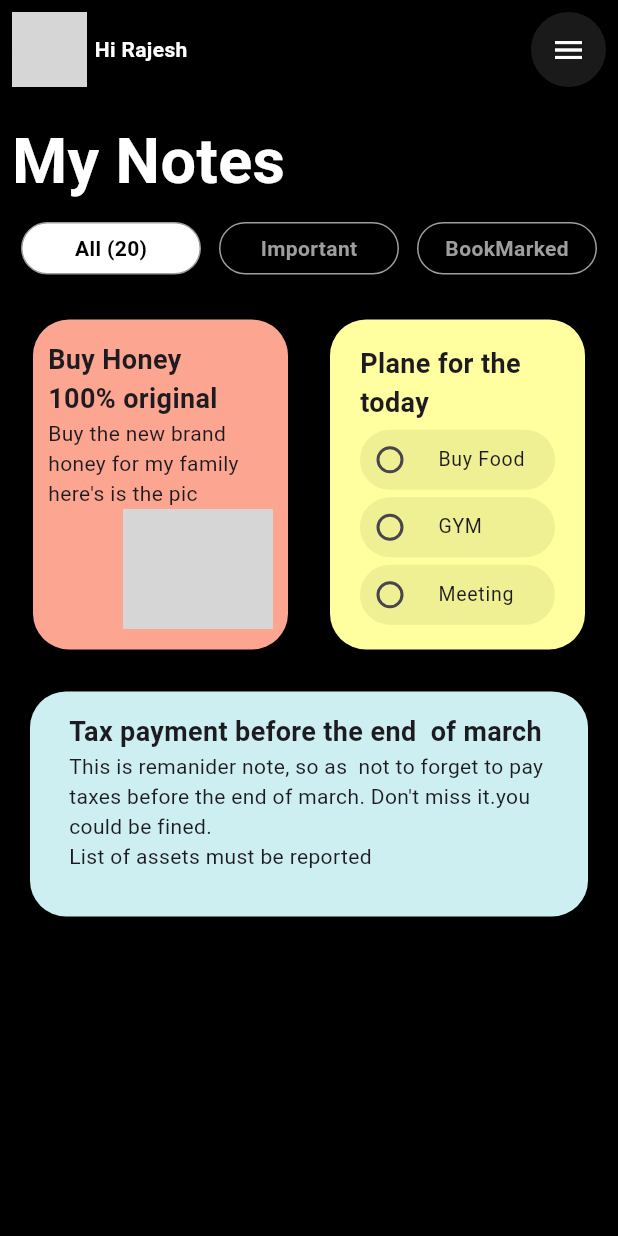
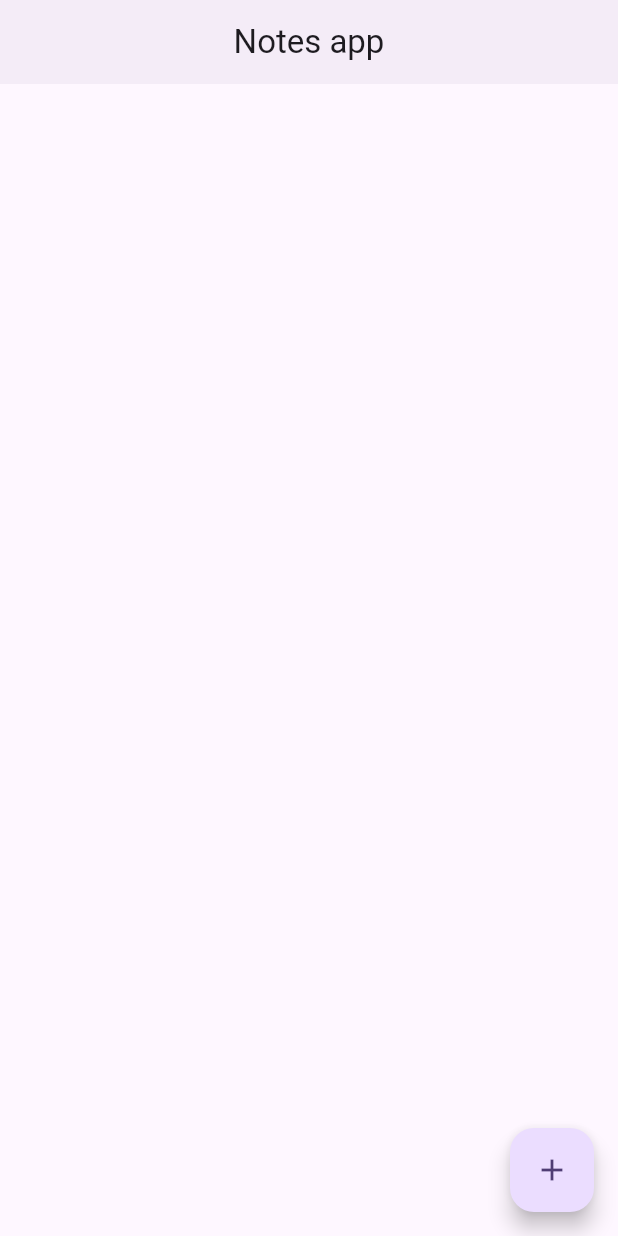
Before and after one commit to RAJESH-540/flutter_notes_app, a Flutter app: the screen it shows after launch, on a phone screen of 412 x 824 dp. Run offline on Flutter 3.47's test engine with Material 3 defaults, Android fonts, the phone set to English and light mode, and no system bars; our stand-ins replace sqflite; accounts and stored records are empty; grey boxes are pictures that could not be loaded.

Commit message:
add database with update delete or add data

```diff
--- /dev/null
+++ b/lib/models/notes_model.dart
@@ -0,0 +1,24 @@
+import 'package:notes_app/data/db_helper.dart';
+
+class NotesModel {
+  int? id;
+  String title;
+  String desc;
+
+  NotesModel({this.id, required this.title, required this.desc});
+
+  factory NotesModel.fromMap(Map<String, dynamic> map) {
+    return NotesModel(
+        id: map[DbHelper.note_id],
+        title: map[DbHelper.note_title],
+        desc: map[DbHelper.note_desc]);
+  }
+
+  Map<String, dynamic> toMap() {
+    return {
+      DbHelper.note_id: id,
+      DbHelper.note_desc: desc,
+      DbHelper.note_title: title,
+    };
+  }
+}
--- a/lib/screens/home_screen.dart
+++ b/lib/screens/home_screen.dart
@@ -1,6 +1,9 @@
 import 'package:flutter/material.dart';
 import 'package:notes_app/custom_widget/circle_button.dart';
 import 'package:notes_app/custom_widget/radiotile.dart';
+import 'package:notes_app/custom_widget/textfield.dart';
+import 'package:notes_app/data/db_helper.dart';
+import 'package:notes_app/models/notes_model.dart';
 
 class NotesHomeScreen extends StatefulWidget {
   const NotesHomeScreen({super.key});
@@ -10,157 +13,152 @@ class NotesHomeScreen extends StatefulWidget {
 }
 
 class _NotesHomeScreenState extends State<NotesHomeScreen> {
+  var titleController = TextEditingController();
+  var descController = TextEditingController();
+  late DbHelper db;
+  List<NotesModel> data = [];
+
+  @override
+  void initState() {
+    super.initState();
+    db = DbHelper.instance;
+    getAppData();
+  }
+
+  getAppData() async {
+    data = await db.getData();
+    setState(() {});
+  }
+
   @override
   Widget build(BuildContext context) {
-    return   SafeArea(
+    return SafeArea(
       child: Scaffold(
-        backgroundColor: Colors.black,
-        body: Padding(
-          padding: EdgeInsets.all(8.0),
-          child: Column(
-            mainAxisAlignment: MainAxisAlignment.start,
-            crossAxisAlignment: CrossAxisAlignment.start,
-            children: [
-              Row(
-                mainAxisAlignment: MainAxisAlignment.spaceBetween,
-                children: [
-                  Row(
-                    mainAxisAlignment: MainAxisAlignment.start,
-                    crossAxisAlignment: CrossAxisAlignment.center,
-                    children: [
-                      CircleAvatar(
-                        radius: 25,
-                        backgroundImage: NetworkImage("https://t4.ftcdn.net/jpg/05/60/70/71/360_F_560707155_hwQ7Kzf5fic1eF2VMWTgZvBFlzXOihVA.jpg",
+        resizeToAvoidBottomInset: true,
+        // backgroundColor: Colors.black,
+        appBar: AppBar(
+          elevation: 2,
+          title: Text("Notes app"),
+          centerTitle: true,
         ),
+        floatingActionButton: FloatingActionButton(
+          onPressed: () {
+            _showBottomsheet();
+          },
+          child: const Icon(Icons.add),
         ),
-                      SizedBox(width: 5,),
-                      Text(
-                        "Hi Rajesh",
-                        style: TextStyle(color: Colors.white, fontWeight: FontWeight.bold),),
-
-                    ],
-                  ),
-                  Row(
-                    mainAxisAlignment: MainAxisAlignment.end,
-                    children: [
-                      CircleAvatar(
-                        backgroundColor: Color(0xff1A1A1A),
-                        radius: 25,
-                        child: Icon(Icons.menu, color: Colors.white,),
-                      )
-                    ],
-                  ),
-                ],
-              ),
-              SizedBox(height: 20,),
-              Text("My Notes",
-                textAlign: TextAlign.center,
-                style: TextStyle(
-                    color: Colors.white,
-                    fontWeight: FontWeight.bold ,
-                    fontSize: 42),),
-              SizedBox(height: 10,),
-              Row(
-                 mainAxisAlignment: MainAxisAlignment.spaceAround,
-                children: [
-                  CircleContainer(text: "All (20)", bgColor: Colors.white,textColor: Colors.black,),
-                  CircleContainer(text: "Important",textColor: Colors.grey,),
-                  CircleContainer(text: "BookMarked",textColor: Colors.grey,),
-                ],
-              ),
-               SizedBox(height: 30,),
-               Row(
-                 mainAxisAlignment: MainAxisAlignment.spaceAround,
-                children: [
-                  Container(
-                    padding: EdgeInsets.symmetric(horizontal: 10, vertical: 6),
-                    height: 220,
-                    width: 170,
+        body: ListView.builder(
+            itemCount: data.length,
+            scrollDirection: Axis.vertical,
+            itemBuilder: (context, index) {
+              return InkWell(
+                onTap: (){
+                  titleController.text=data[index].title;
+                  descController.text=data[index].desc;
+                   showModalBottomSheet(context: context, builder: (BuildContext context){
+                      return Container(
+                        height: 400,
+                        width: 400,
+                        padding: EdgeInsets.symmetric(horizontal: 16),
                         decoration: BoxDecoration(
-                       color: Color(0xffFCA590),
-                      borderRadius: BorderRadius.circular(24)
+                          borderRadius: BorderRadius.circular(25),
 
                         ),
                         child: Center(
-
+                          child: SingleChildScrollView(
                             child: Column(
                                mainAxisAlignment: MainAxisAlignment.center,
-                        crossAxisAlignment: CrossAxisAlignment.start,
+                              crossAxisAlignment: CrossAxisAlignment.center,
                               children: [
-                          Text("Buy Honey\n100% original", style: TextStyle(fontWeight: FontWeight.bold, fontSize: 18),),
-                          Text("Buy the new brand\nhoney for my family \nhere's is the pic"),
-                           Row(
-                              mainAxisAlignment: MainAxisAlignment.end,
-                             children: [
-                               Image.asset("assets/images/viha.webp",
-                               fit: BoxFit.contain,height: 80,
-                               width: 100,),
-                             ],
-                           )
-
-                        ],
-                      ),
-                    ),
-                  ),
-                  Container(
-                    height: 220,
-                    width: 170,
-                    // padding: EdgeInsets.symmetric(horizontal: 10, vertical: 6),
-                    decoration: BoxDecoration(
-                       color: Color(0xffFFFFA0),
-                        borderRadius: BorderRadius.circular(24)
-                    ),
-                     child: const Center(
-                       child: Padding(
-                         padding: EdgeInsets.symmetric(horizontal: 20, vertical: 8),
-                         child: Column(
-                           crossAxisAlignment: CrossAxisAlignment.start,
-                           mainAxisAlignment: MainAxisAlignment.center,
-                           children: [
-                             Text("Plane for the\ntoday", style: TextStyle(fontWeight: FontWeight.bold, fontSize: 18),),
-                             SizedBox(height: 5,),
-                             RadioTile(text: "text", title: "Buy Food",),
-                             SizedBox(height: 5,),
-                             RadioTile(text: "text", title: "GYM",),
-                             SizedBox(height: 5,),
-                             RadioTile(text: "text", title: "Meeting",)
-                           ],
-                         ),
-                       ),
-                     ),
-                  ),
-
-
-                ],
-              ),
-           SizedBox(height: 28,),
-          Container(
-            padding: EdgeInsets.symmetric(horizontal: 26, vertical: 14),
-           margin: EdgeInsets.symmetric(horizontal: 12),
-          height: 150,
-          width: MediaQuery.of(context).size.width,
-           decoration: BoxDecoration(
-             color: Color(0xffCDEFF1),
-              borderRadius: BorderRadius.circular(24)
-           ),
-             child: Column(
-               mainAxisAlignment: MainAxisAlignment.start,
-               crossAxisAlignment: CrossAxisAlignment.start,
-               children: [
-                 Text("Tax payment before the end  of march", style: TextStyle(fontWeight: FontWeight.bold, fontSize: 18),),
-                 Text(
-                     "This is remanider note, so as  not to forget to pay\ntaxes before the end of march. Don't miss it.you could be fined.\nList of assets must be reported"),
-
-
-               ],
-             ),
-
-          )
-
+                                CustomTextField(hint: "title", controller: titleController),
+                                CustomTextField(hint: "desc", controller: descController),
+                                const SizedBox(height: 20,),
+                                ElevatedButton(onPressed: (){
+                                  var utitle=titleController.text.toString();
+                                  var udesc=descController.text.toString();
+                                  db.updateNotes(NotesModel(title: utitle, desc: udesc, id: data[index].id));
+                                   getAppData();
+                                    Navigator.pop(context);
+                                }, child: Text("Update"))
                               ],
                             ),
                           ),
                         ),
                       );
+                   });
+                },
+                child: ListTile(
+
+                  leading: Text("${data[index].id}",
+                    style: const TextStyle(color: Colors.black, fontSize: 12, fontWeight: FontWeight.bold),
+                  ),
+                  title: Text(data[index].title.toString(),
+                    style: const TextStyle(color: Colors.black,fontSize: 18, fontWeight: FontWeight.bold),
+                  ),
+                  subtitle: Text(data[index].desc.toString(),
+                    style: const TextStyle(color: Colors.black),
+                  ),
+                  trailing: IconButton(onPressed: (){
+                     db.deleteNotes(data[index].id!);
+                      getAppData();
+                  }, icon:  const Icon(Icons.delete)),
+                ),
+              );
+            }),
+      ),
+    );
+  }
+
+  _showBottomsheet() {
+    return showModalBottomSheet(
+        context: context,
+        builder: (BuildContext buildContext) {
+          return Container(
+            height: 400.0,
+            width: 400.0,
+            padding: const EdgeInsets.all(16),
+            decoration: const BoxDecoration(
+              borderRadius: BorderRadius.only(
+                  topLeft: Radius.circular(36), topRight: Radius.circular(36)),
+            ),
+            child: SingleChildScrollView(
+              child: Center(
+                child: Column(
+                  mainAxisAlignment: MainAxisAlignment.center,
+                  crossAxisAlignment: CrossAxisAlignment.center,
+                  children: [
+                    CustomTextField(
+                        hint: " Enter a name", controller: titleController),
+                    const SizedBox(
+                      height: 10,
+                    ),
+                    CustomTextField(
+                        hint: " Enter desc", controller: descController),
+                    const SizedBox(
+                      height: 10,
+                    ),
+                    ElevatedButton(
+                        style: ElevatedButton.styleFrom(
+                            maximumSize: const Size(300, 50),
+                            minimumSize: const Size(300, 50),
+                            backgroundColor: Colors.deepPurple,
+                            foregroundColor: Colors.white,
+                            shape: RoundedRectangleBorder(
+                              borderRadius: BorderRadius.circular(12),
+                            )),
+                        onPressed: () async {
+                         await db.insertData(NotesModel(
+                              title: titleController.text.toString(),
+                              desc: descController.text.toString()));
+                          await getAppData();
+                          Navigator.pop(context);
+                        },
+                        child: const Text("Save"))
+                  ],
+                ),
+              ),
+            ),
+          );
+        });
   }
 }
--- a/pubspec.yaml
+++ b/pubspec.yaml
@@ -35,6 +35,8 @@ dependencies:
   # The following adds the Cupertino Icons font to your application.
   # Use with the CupertinoIcons class for iOS style icons.
   cupertino_icons: ^1.0.2
+  path_provider:
+  sqflite:
 
 dev_dependencies:
   flutter_test:
```
Also changed, not shown: lib/custom_widget/textfield.dart (added, +24 -0 lines), lib/data/db_helper.dart (added, +61 -0 lines), pubspec.lock, 1 other file. Lines whose indentation alone changed are shown as unchanged.
